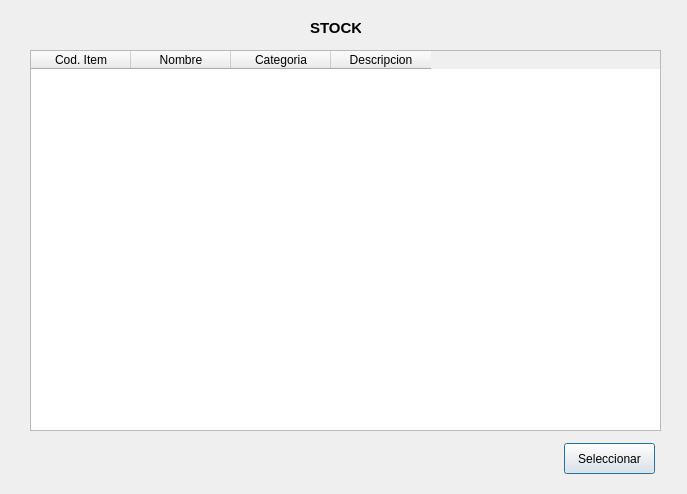
Before: the Qt Designer form seleccionar_stock.ui in AyeQuinteros15/DemoPracticas, drawn with Qt 5.
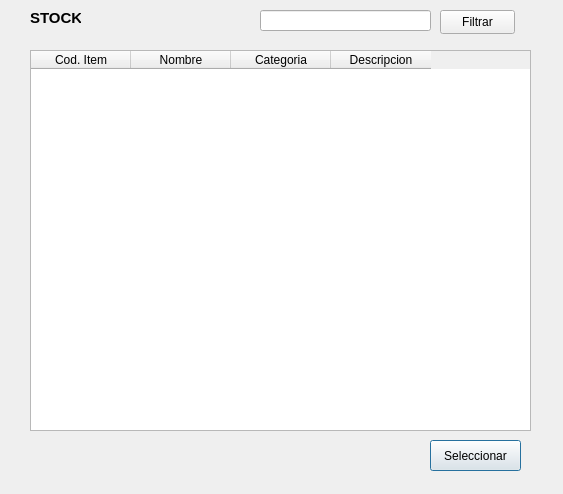
After: the same form once the commit is applied.

Patch:
```diff
--- a/seleccionar_stock.ui
+++ b/seleccionar_stock.ui
@@ -6,7 +6,7 @@
    <rect>
     <x>0</x>
     <y>0</y>
-    <width>687</width>
+    <width>563</width>
     <height>494</height>
    </rect>
   </property>
@@ -16,8 +16,8 @@
   <widget class="QLabel" name="label">
    <property name="geometry">
     <rect>
-     <x>310</x>
-     <y>20</y>
+     <x>30</x>
+     <y>10</y>
      <width>51</width>
      <height>16</height>
     </rect>
@@ -37,7 +37,7 @@
     <rect>
      <x>30</x>
      <y>50</y>
-     <width>631</width>
+     <width>501</width>
      <height>381</height>
     </rect>
    </property>
@@ -65,8 +65,8 @@
   <widget class="QPushButton" name="btnSeleccionarStock">
    <property name="geometry">
     <rect>
-     <x>564</x>
-     <y>443</y>
+     <x>430</x>
+     <y>440</y>
      <width>91</width>
      <height>31</height>
     </rect>
@@ -75,6 +75,29 @@
     <string>Seleccionar</string>
    </property>
   </widget>
+  <widget class="QPushButton" name="btnFiltrarStock">
+   <property name="geometry">
+    <rect>
+     <x>440</x>
+     <y>10</y>
+     <width>75</width>
+     <height>24</height>
+    </rect>
+   </property>
+   <property name="text">
+    <string>Filtrar</string>
+   </property>
+  </widget>
+  <widget class="QLineEdit" name="txtFiltrarStock">
+   <property name="geometry">
+    <rect>
+     <x>260</x>
+     <y>10</y>
+     <width>171</width>
+     <height>21</height>
+    </rect>
+   </property>
+  </widget>
  </widget>
  <resources/>
  <connections/>
```
